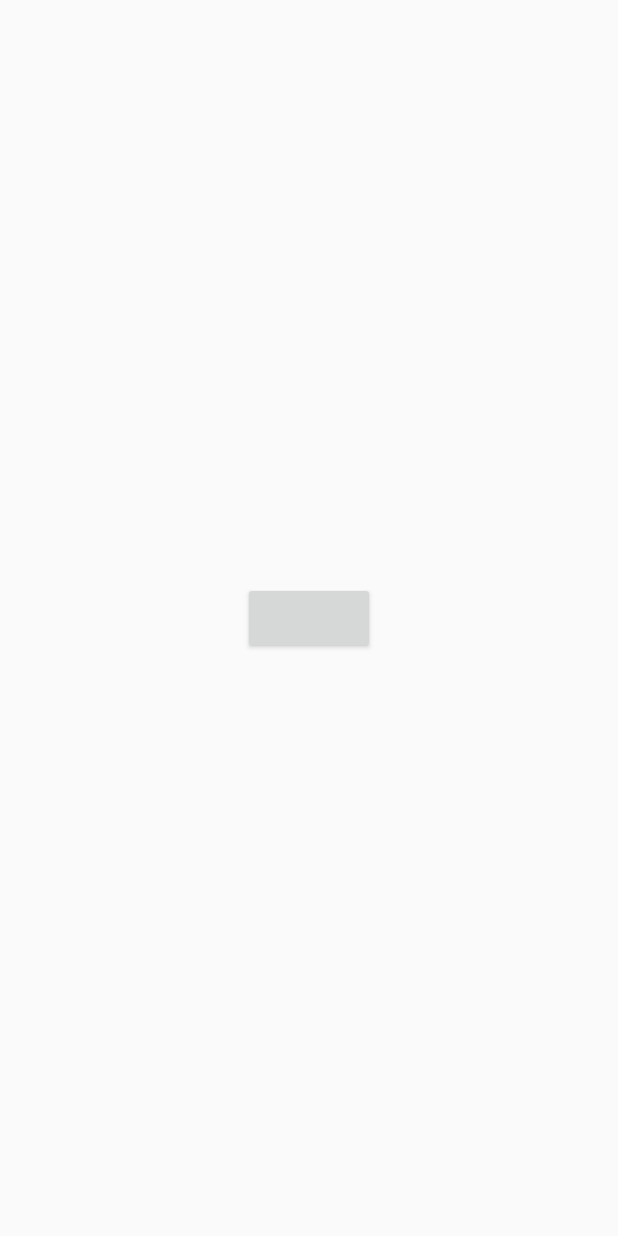
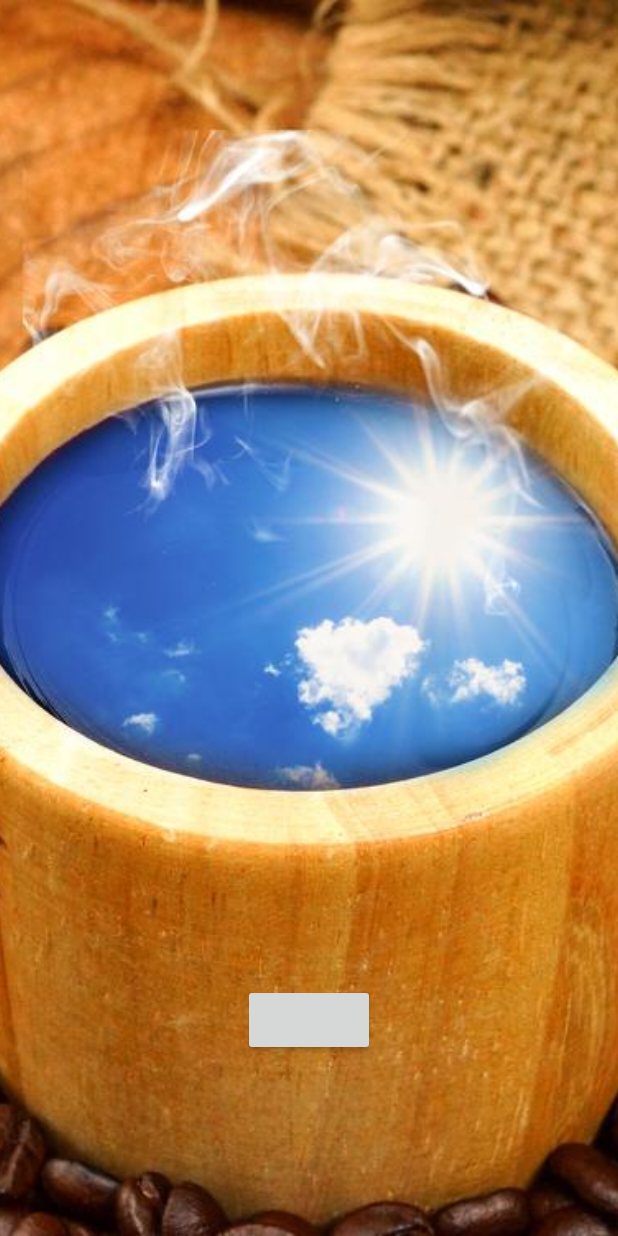
Before and after one commit to frinder/frinder-app, an Android app: the LoginActivity screen opened directly, with no data from a screen before it, on a phone screen of 412 x 824 dp. Run offline under Robolectric (Android 15) with nearby library versions, the phone set to English and light mode, and no system bars; libraries missing offline, so code that uses them is left out: com.facebook, com.facebook.login; plain views replace LoginButton; 4 statements that could not run were skipped.

Commit message:
Add background to login screen

```diff
--- a/app/src/main/res/layout/activity_login.xml
+++ b/app/src/main/res/layout/activity_login.xml
@@ -5,12 +5,21 @@
     android:layout_width="match_parent"
     android:layout_height="match_parent"
     tools:context="com.frinder.frinder.activity.LoginActivity">
+
+    <ImageView
+        android:layout_width="match_parent"
+        android:layout_height="match_parent"
+        android:scaleType="centerCrop"
+        android:src="@mipmap/coffee_brown"/>
+
     <com.facebook.login.widget.LoginButton
         android:id="@+id/login_button"
+        android:textSize="20sp"
         android:layout_width="wrap_content"
         android:layout_height="wrap_content"
         android:layout_gravity="center_horizontal"
-        android:layout_centerVertical="true"
+        android:layout_marginBottom="120dp"
+        android:layout_alignParentBottom="true"
         android:layout_centerHorizontal="true" />
 
 </RelativeLayout>
```
Also changed, not shown: app/src/main/res/mipmap-hdpi/coffee_brown.jpg (added), app/src/main/res/mipmap-ldpi/coffee_brown.jpg (added), app/src/main/res/mipmap-mdpi/coffee_brown.jpg (added), app/src/main/res/mipmap-xhdpi/coffee_brown.jpg (added), app/src/main/res/mipmap-xxhdpi/coffee_brown.jpg (added), app/src/main/res/mipmap-xxxhdpi/coffee_brown.jpg (added).
